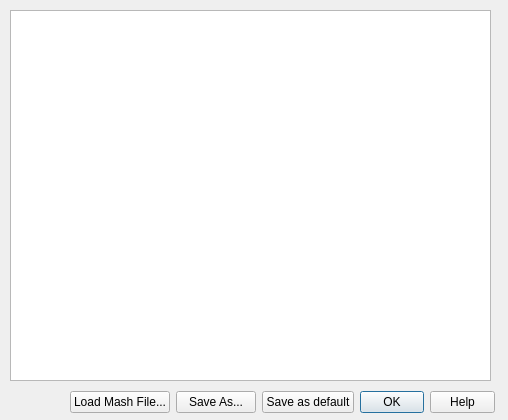
Qt form dialogeditmashscheme.ui (Emile666/Ebrew_Qt) before a commit.
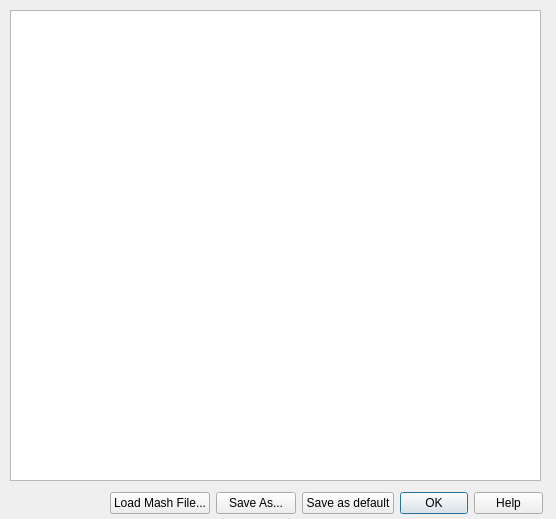
The same form after that commit.

```diff
--- a/dialogeditmashscheme.ui
+++ b/dialogeditmashscheme.ui
@@ -6,8 +6,8 @@
    <rect>
     <x>0</x>
     <y>0</y>
-    <width>508</width>
-    <height>420</height>
+    <width>556</width>
+    <height>519</height>
    </rect>
   </property>
   <property name="windowTitle">
@@ -18,8 +18,8 @@
     <rect>
      <x>10</x>
      <y>10</y>
-     <width>481</width>
-     <height>371</height>
+     <width>531</width>
+     <height>471</height>
     </rect>
    </property>
    <property name="font">
@@ -34,10 +34,10 @@
   <widget class="QWidget" name="layoutWidget">
    <property name="geometry">
     <rect>
-     <x>70</x>
-     <y>390</y>
-     <width>425</width>
-     <height>25</height>
+     <x>110</x>
+     <y>490</y>
+     <width>433</width>
+     <height>26</height>
     </rect>
    </property>
    <layout class="QHBoxLayout" name="horizontalLayout">
```
